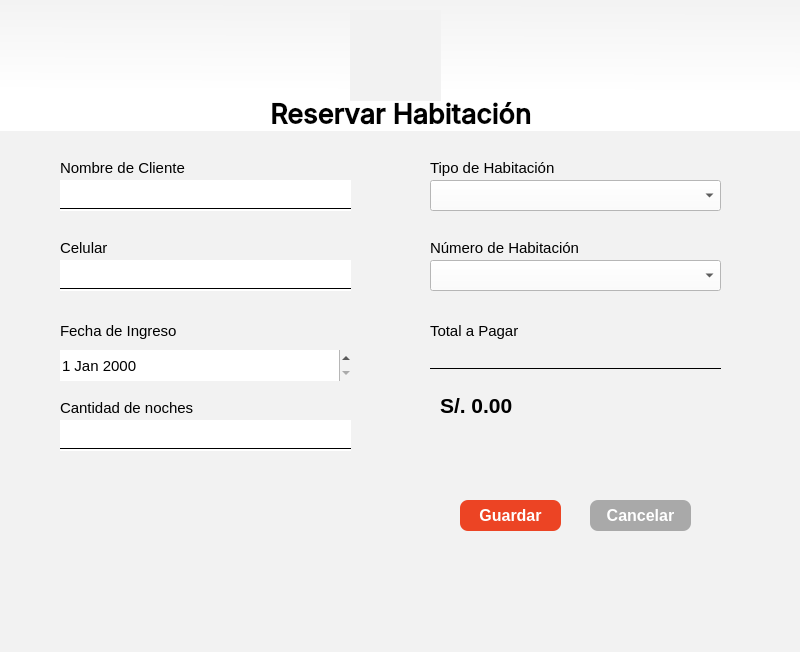
The window that project1/views/ui/reservar_habitacion.ui (Alex300VA24/projectHotel) describes before a commit, drawn with Qt 5.
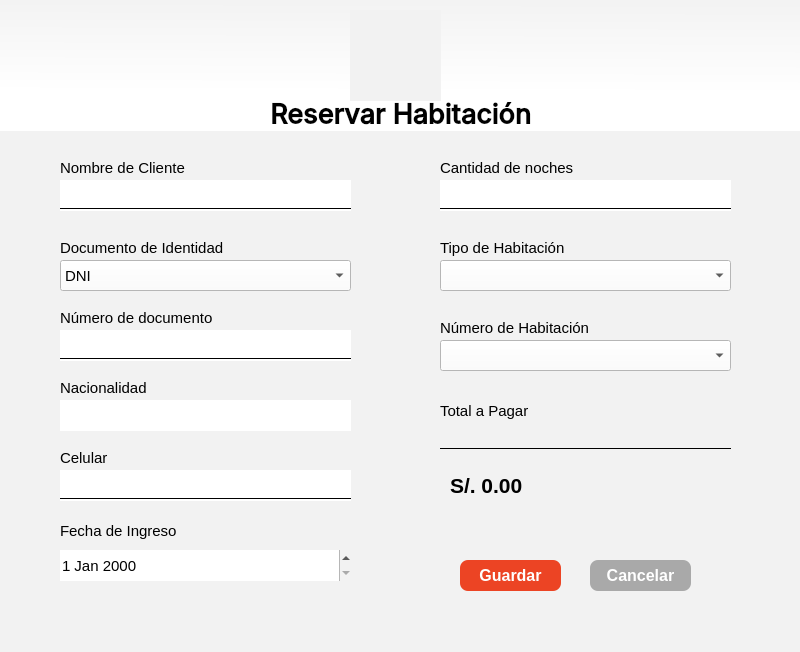
The same window after the commit. Icons and pictures are not drawn.

Patch:
```diff
--- a/project1/views/ui/reservar_habitacion.ui
+++ b/project1/views/ui/reservar_habitacion.ui
@@ -175,7 +175,7 @@
    <property name="geometry">
     <rect>
      <x>60</x>
-     <y>240</y>
+     <y>450</y>
      <width>71</width>
      <height>16</height>
     </rect>
@@ -194,7 +194,7 @@
    <property name="geometry">
     <rect>
      <x>60</x>
-     <y>320</y>
+     <y>520</y>
      <width>131</width>
      <height>21</height>
     </rect>
@@ -212,8 +212,8 @@
   <widget class="QLabel" name="label_6">
    <property name="geometry">
     <rect>
-     <x>60</x>
-     <y>400</y>
+     <x>440</x>
+     <y>160</y>
      <width>141</width>
      <height>16</height>
     </rect>
@@ -232,7 +232,7 @@
    <property name="geometry">
     <rect>
      <x>60</x>
-     <y>260</y>
+     <y>470</y>
      <width>291</width>
      <height>31</height>
     </rect>
@@ -247,8 +247,8 @@
   <widget class="QComboBox" name="box_tipo_habitacion">
    <property name="geometry">
     <rect>
-     <x>430</x>
-     <y>180</y>
+     <x>440</x>
+     <y>260</y>
      <width>291</width>
      <height>31</height>
     </rect>
@@ -269,8 +269,8 @@
   <widget class="QLabel" name="label_7">
    <property name="geometry">
     <rect>
-     <x>430</x>
-     <y>160</y>
+     <x>440</x>
+     <y>240</y>
      <width>161</width>
      <height>16</height>
     </rect>
@@ -288,8 +288,8 @@
   <widget class="QLabel" name="label_8">
    <property name="geometry">
     <rect>
-     <x>430</x>
-     <y>240</y>
+     <x>440</x>
+     <y>320</y>
      <width>151</width>
      <height>16</height>
     </rect>
@@ -307,8 +307,8 @@
   <widget class="QLabel" name="label_10">
    <property name="geometry">
     <rect>
-     <x>430</x>
-     <y>320</y>
+     <x>440</x>
+     <y>400</y>
      <width>101</width>
      <height>21</height>
     </rect>
@@ -327,7 +327,7 @@
    <property name="geometry">
     <rect>
      <x>460</x>
-     <y>500</y>
+     <y>560</y>
      <width>101</width>
      <height>31</height>
     </rect>
@@ -359,7 +359,7 @@
    <property name="geometry">
     <rect>
      <x>590</x>
-     <y>500</y>
+     <y>560</y>
      <width>101</width>
      <height>31</height>
     </rect>
@@ -438,8 +438,8 @@
   <widget class="QComboBox" name="box_numero_habitacion">
    <property name="geometry">
     <rect>
-     <x>430</x>
-     <y>260</y>
+     <x>440</x>
+     <y>340</y>
      <width>291</width>
      <height>31</height>
     </rect>
@@ -486,7 +486,7 @@
    <property name="geometry">
     <rect>
      <x>60</x>
-     <y>280</y>
+     <y>490</y>
      <width>291</width>
      <height>16</height>
     </rect>
@@ -510,8 +510,8 @@
   <widget class="QFrame" name="frame_6">
    <property name="geometry">
     <rect>
-     <x>430</x>
-     <y>360</y>
+     <x>440</x>
+     <y>440</y>
      <width>291</width>
      <height>16</height>
     </rect>
@@ -536,7 +536,7 @@
    <property name="geometry">
     <rect>
      <x>60</x>
-     <y>350</y>
+     <y>550</y>
      <width>291</width>
      <height>31</height>
     </rect>
@@ -557,8 +557,8 @@
   <widget class="QLineEdit" name="txt_noches">
    <property name="geometry">
     <rect>
-     <x>60</x>
-     <y>420</y>
+     <x>440</x>
+     <y>180</y>
      <width>291</width>
      <height>31</height>
     </rect>
@@ -573,8 +573,8 @@
   <widget class="QFrame" name="frame_4">
    <property name="geometry">
     <rect>
-     <x>60</x>
-     <y>440</y>
+     <x>440</x>
+     <y>200</y>
      <width>291</width>
      <height>16</height>
     </rect>
@@ -598,8 +598,8 @@
   <widget class="QLabel" name="lbl_total">
    <property name="geometry">
     <rect>
-     <x>440</x>
-     <y>390</y>
+     <x>450</x>
+     <y>470</y>
      <width>161</width>
      <height>31</height>
     </rect>
@@ -615,6 +615,177 @@
     <string>S/. 0.00</string>
    </property>
   </widget>
+  <widget class="QLabel" name="label_9">
+   <property name="geometry">
+    <rect>
+     <x>60</x>
+     <y>240</y>
+     <width>181</width>
+     <height>16</height>
+    </rect>
+   </property>
+   <property name="font">
+    <font>
+     <family>Tahoma</family>
+     <pointsize>11</pointsize>
+    </font>
+   </property>
+   <property name="text">
+    <string>Documento de Identidad</string>
+   </property>
+  </widget>
+  <widget class="QComboBox" name="box_documento">
+   <property name="geometry">
+    <rect>
+     <x>60</x>
+     <y>260</y>
+     <width>291</width>
+     <height>31</height>
+    </rect>
+   </property>
+   <property name="font">
+    <font>
+     <family>Tahoma</family>
+     <pointsize>11</pointsize>
+    </font>
+   </property>
+   <property name="styleSheet">
+    <string notr="true">background-color: rgb(255, 255, 255);</string>
+   </property>
+   <property name="frame">
+    <bool>true</bool>
+   </property>
+   <item>
+    <property name="text">
+     <string>DNI</string>
+    </property>
+   </item>
+   <item>
+    <property name="text">
+     <string>Pasaporte</string>
+    </property>
+   </item>
+  </widget>
+  <widget class="QLineEdit" name="txt_numero_documento">
+   <property name="geometry">
+    <rect>
+     <x>60</x>
+     <y>330</y>
+     <width>291</width>
+     <height>31</height>
+    </rect>
+   </property>
+   <property name="styleSheet">
+    <string notr="true">background-color: rgb(255, 255, 255);</string>
+   </property>
+   <property name="frame">
+    <bool>false</bool>
+   </property>
+  </widget>
+  <widget class="QLabel" name="label_13">
+   <property name="geometry">
+    <rect>
+     <x>60</x>
+     <y>310</y>
+     <width>161</width>
+     <height>16</height>
+    </rect>
+   </property>
+   <property name="font">
+    <font>
+     <family>Tahoma</family>
+     <pointsize>11</pointsize>
+    </font>
+   </property>
+   <property name="text">
+    <string>Número de documento</string>
+   </property>
+  </widget>
+  <widget class="QFrame" name="frame_5">
+   <property name="geometry">
+    <rect>
+     <x>60</x>
+     <y>350</y>
+     <width>291</width>
+     <height>16</height>
+    </rect>
+   </property>
+   <property name="autoFillBackground">
+    <bool>false</bool>
+   </property>
+   <property name="styleSheet">
+    <string notr="true">background: transparent;</string>
+   </property>
+   <property name="frameShape">
+    <enum>QFrame::HLine</enum>
+   </property>
+   <property name="frameShadow">
+    <enum>QFrame::Plain</enum>
+   </property>
+   <property name="lineWidth">
+    <number>1</number>
+   </property>
+  </widget>
+  <widget class="QLabel" name="label_14">
+   <property name="geometry">
+    <rect>
+     <x>60</x>
+     <y>380</y>
+     <width>161</width>
+     <height>16</height>
+    </rect>
+   </property>
+   <property name="font">
+    <font>
+     <family>Tahoma</family>
+     <pointsize>11</pointsize>
+    </font>
+   </property>
+   <property name="text">
+    <string>Nacionalidad</string>
+   </property>
+  </widget>
+  <widget class="QFrame" name="frame_7">
+   <property name="geometry">
+    <rect>
+     <x>60</x>
+     <y>420</y>
+     <width>291</width>
+     <height>16</height>
+    </rect>
+   </property>
+   <property name="autoFillBackground">
+    <bool>false</bool>
+   </property>
+   <property name="styleSheet">
+    <string notr="true">background: transparent;</string>
+   </property>
+   <property name="frameShape">
+    <enum>QFrame::HLine</enum>
+   </property>
+   <property name="frameShadow">
+    <enum>QFrame::Plain</enum>
+   </property>
+   <property name="lineWidth">
+    <number>1</number>
+   </property>
+  </widget>
+  <widget class="QLineEdit" name="txt_nacionalidad">
+   <property name="geometry">
+    <rect>
+     <x>60</x>
+     <y>400</y>
+     <width>291</width>
+     <height>31</height>
+    </rect>
+   </property>
+   <property name="styleSheet">
+    <string notr="true">background-color: rgb(255, 255, 255);</string>
+   </property>
+   <property name="frame">
+    <bool>false</bool>
+   </property>
+  </widget>
  </widget>
  <resources/>
  <connections/>
```
